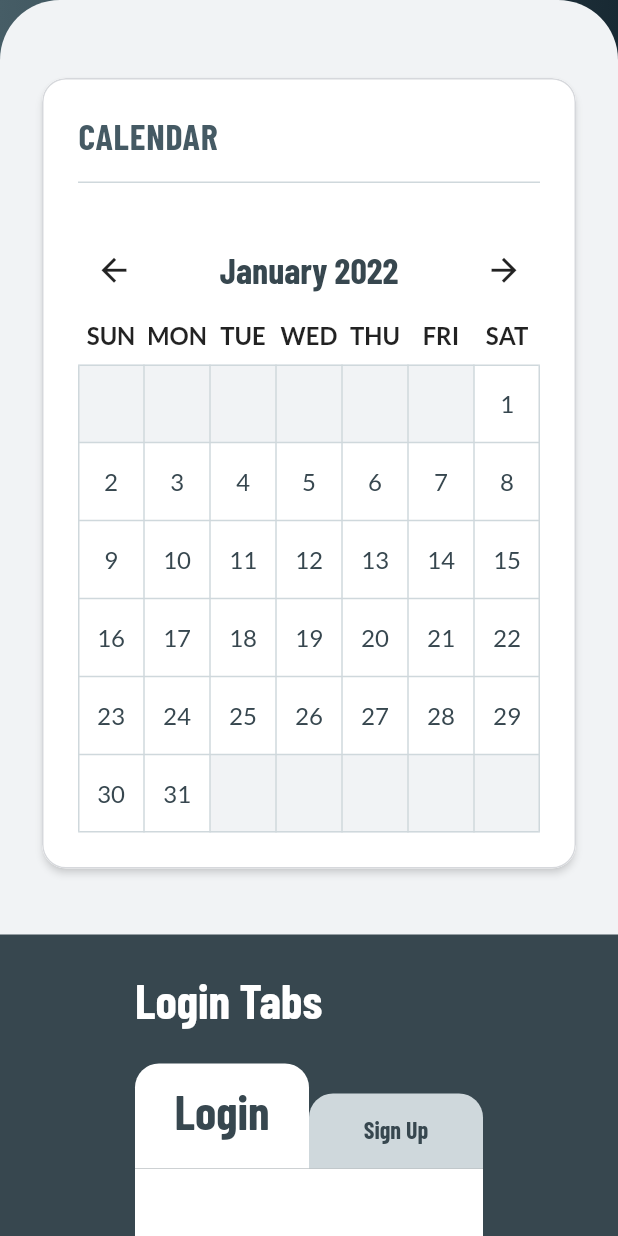
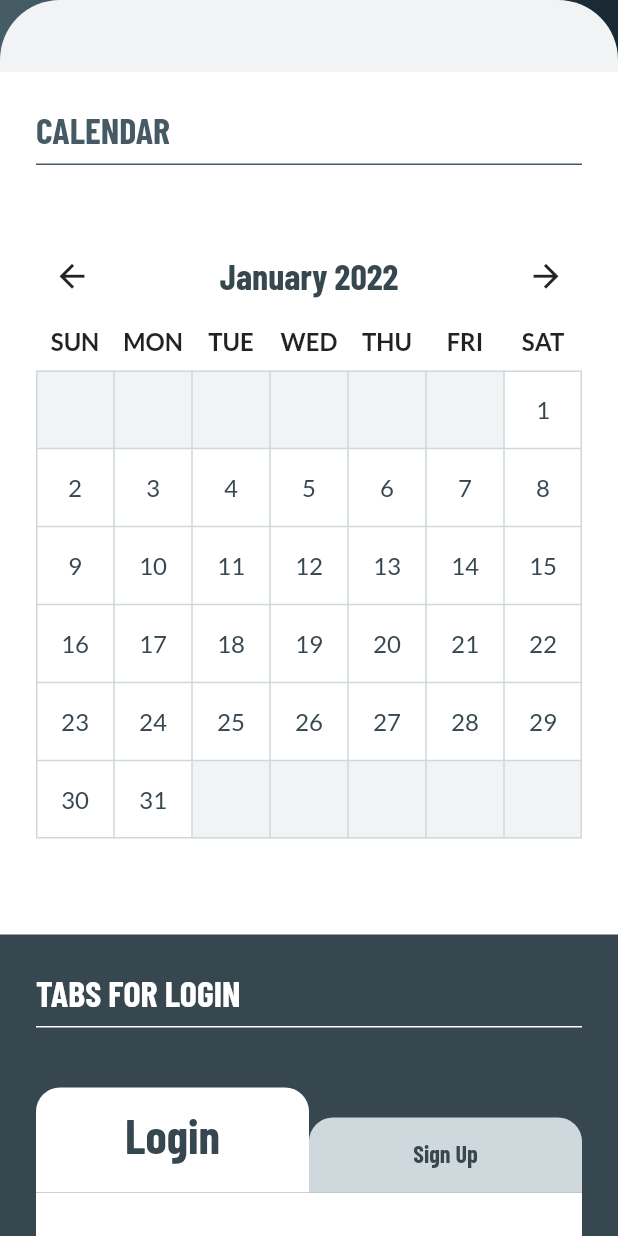
Before and after one commit to jamilwaqar/louzero, a Flutter app: the Demo screen opened directly, scrolled down 150 dp, on a phone screen of 412 x 824 dp. Run offline on Flutter 3.47's test engine with Material 2 defaults, Android fonts, the phone set to English and light mode, and no system bars; drawn by our look-alikes of table_calendar; our stand-ins replace another_flushbar, cached_network_image, country_picker, dio, dropdown_search, firebase_core and 10 more; missing offline and left inert: backendless_sdk, flag, flutter_verification_code, image_pickers, simple_rich_text; accounts and stored records are empty; statements that could not run were skipped.

Commit message:
update layout utils

```diff
--- a/lib/ui/page/demo/demo.dart
+++ b/lib/ui/page/demo/demo.dart
@@ -48,56 +48,21 @@ class Demo extends StatelessWidget {
   }
 
   Widget _basicTabs() {
-    return Container(
-        color: AppColors.secondary_20,
-        margin: const EdgeInsets.only(top: 24, bottom: 24),
-        padding:
-            const EdgeInsets.only(top: 24, bottom: 64, left: 90, right: 90),
-        child: Column(
-          crossAxisAlignment: CrossAxisAlignment.start,
-          children: [
-            Text('Login Tabs',
-                style: AppStyles.headerRegular
-                    .copyWith(color: AppColors.white, fontSize: 32)),
-            const SizedBox(height: 24),
-            AppTabsBasic(
+    return _rowDark(
+        child: AppTabsBasic(
           tabs: const ['Login', 'Sign Up'],
           children: [
             _dummyForm(label: 'Login'),
             _dummyForm(label: 'Sign Up'),
           ],
         ),
-          ],
-        ));
-  }
-
-  Widget _dummyForm({label = "Login"}) {
-    return Padding(
-      padding: const EdgeInsets.only(top: 64, left: 64, right: 64),
-      child: Column(
-        children: [
-          const AppTextField(
-            label: 'Email',
-          ),
-          const AppTextField(
-            label: 'Password',
-          ),
-          const SizedBox(height: 16),
-          FlexRow(
-            flex: const [2, 2],
-            children: [
-              Buttons.primary(label, expanded: true),
-              const SizedBox(),
-            ],
-          )
-        ],
-      ),
-    );
+        label: 'Tabs for Login');
   }
 
   Widget _tabsExample() {
     const _icon = Icon(MdiIcons.star, size: 90, color: Colors.white);
-    return AppCardTabs(
+    return _rowLight(
+        child: AppCardTabs(
             mt: 0,
             mb: 16,
             mx: 24,
@@ -122,7 +87,8 @@ class Demo extends StatelessWidget {
               )
             ],
             length: 3,
-        tabNames: const ['One', 'Two', 'Three']);
+            tabNames: const ['One', 'Two', 'Three']),
+        label: 'Card Tabs');
   }
 
   Widget _buttonStyles() {
@@ -226,16 +192,18 @@ class Demo extends StatelessWidget {
   }
 
   Widget _addNote() {
-    return _demoCenterCard('Add Note Widget',
+    return _rowLight(
+        label: 'Add Note Widget',
         child: const AppAddNote(
           initialText: "Simple quick note widget.",
         ));
   }
 
   Widget _appConfirmDialog() {
-    return _demoCenterCard('Confirm Dialog Widget',
-        child: AppButton(
-          label: 'Open Dialog',
+    return _rowLight(
+        label: 'Confirm Dialog Widget',
+        child: Buttons.outline(
+          'Open Dialog',
           onPressed: () {
             showDialog(
               context: Get.context!,
@@ -355,9 +323,9 @@ class Demo extends StatelessWidget {
         const AppSpinner(),
       ]);
 
-  Widget _segmentControls() => AppCard(children: [
-        _heading('Segmented Control'),
-        AppSegmentedControl(
+  Widget _segmentControls() => _rowDark(
+      label: 'Segmented Control',
+      child: AppSegmentedControl(
         fromMax: true,
         isStretch: true,
         children: const {
@@ -381,37 +349,20 @@ class Demo extends StatelessWidget {
         onValueChanged: (int value) {
           print(value);
         },
-        ),
-        const SizedBox(
-          height: 20,
-        ),
-        AppSegmentedToggle(
-            itemList: const ["%", "\$"],
-            onChange: (value) {
-              print('value has been changed $value');
-            })
-      ]);
+      ));
 
-  Widget _calendar() => AppCard(children: [
-        _heading('Calendar'),
-        NZCalendar(
+  Widget _calendar() => _rowLight(
+      label: 'Calendar',
+      child: NZCalendar(
         onDateSelected: (value) {
           print('date has been changed $value');
         },
-        )
-      ]);
+      ));
 
-  Widget _timePicker(context) => AppCard(children: [
-        _heading('Time Picker'),
-        AppSegmentedToggle(
-            isVertical: true,
-            itemList: const ["AM", "PM"],
-            onChange: (value) {
-              print('value has been changed $value');
-            }),
-        LZTextButton(
-          "Open Time Picker",
-          onPressed: () {
+  Widget _timePicker(context) {
+    return _rowLight(
+      label: 'Time Picker',
+      child: Buttons.outline('Open Time Picker', onPressed: () {
         showDialog(
           context: context,
           builder: (BuildContext context) {
@@ -422,9 +373,71 @@ class Demo extends StatelessWidget {
             );
           },
         );
-          },
+      }),
+    );
+  }
+
+// DEMO LAYOUT UTILS
+  Widget _rowDark(
+      {required Widget child,
+      required String label,
+      double inset = 24,
+      Color textColor = AppColors.white,
+      Color color = AppColors.secondary_20}) {
+    return Container(
+        color: color,
+        // margin: const EdgeInsets.only(top: 24, bottom: 24),
+        padding:
+            EdgeInsets.only(top: 24, bottom: 64, left: inset, right: inset),
+        child: Column(
+          crossAxisAlignment: CrossAxisAlignment.start,
+          children: [
+            Text(label.toUpperCase(),
+                style: AppStyles.headerRegular
+                    .copyWith(color: textColor, fontSize: 24)),
+            AppDivider(
+              color: textColor,
+              mt: 8,
+              size: 1,
+            ),
+            const SizedBox(height: 24),
+            child,
+          ],
+        ));
+  }
+
+  Widget _rowLight({required Widget child, required String label}) {
+    return _rowDark(
+      child: child,
+      label: label,
+      textColor: AppColors.secondary_30,
+      color: AppColors.white,
+    );
+  }
+
+  Widget _dummyForm({label = "Login"}) {
+    return Padding(
+      padding: const EdgeInsets.only(top: 64, left: 64, right: 64),
+      child: Column(
+        children: [
+          const AppTextField(
+            label: 'Email',
+          ),
+          const AppTextField(
+            label: 'Password',
+          ),
+          const SizedBox(height: 16),
+          FlexRow(
+            flex: const [2, 2],
+            children: [
+              Buttons.primary(label, expanded: true),
+              const SizedBox(),
+            ],
           )
-      ]);
+        ],
+      ),
+    );
+  }
 
   Widget _heading(String label) {
     return Column(
```
Lines whose indentation alone changed are shown as unchanged.
